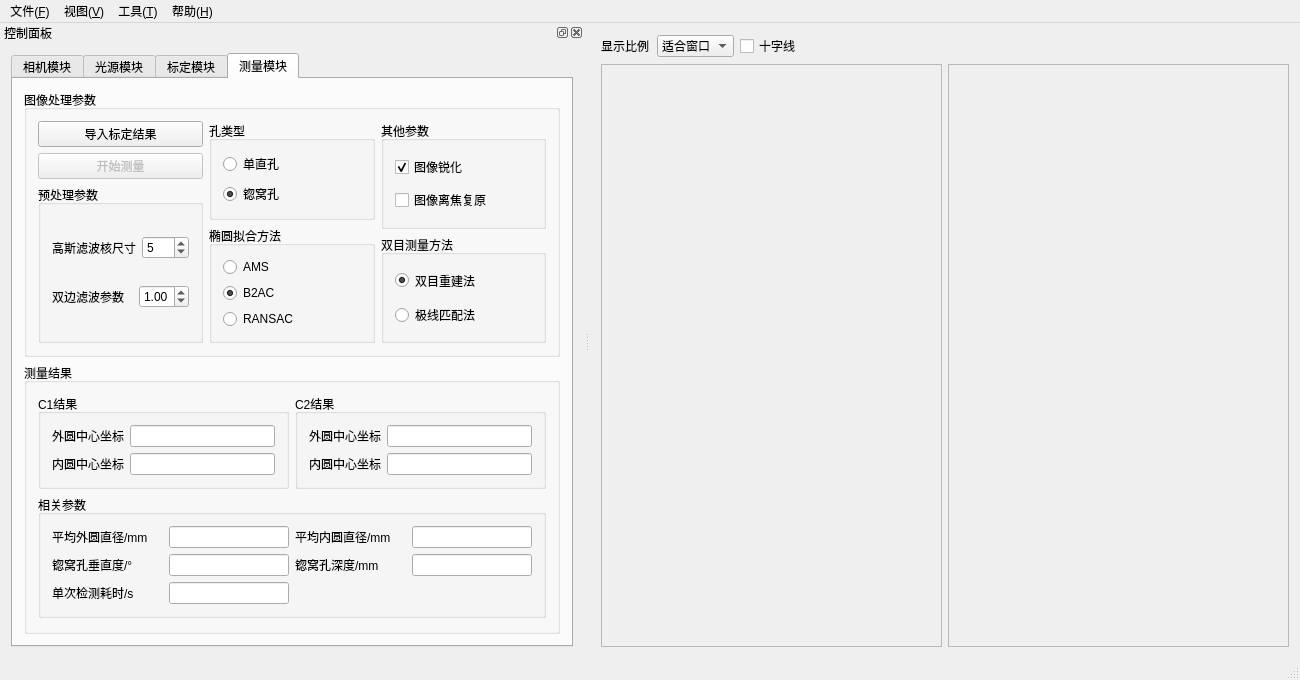
Old version of the form MSVisionQt/MSVisionQt.ui in the repository RotatingSky/MSVision.
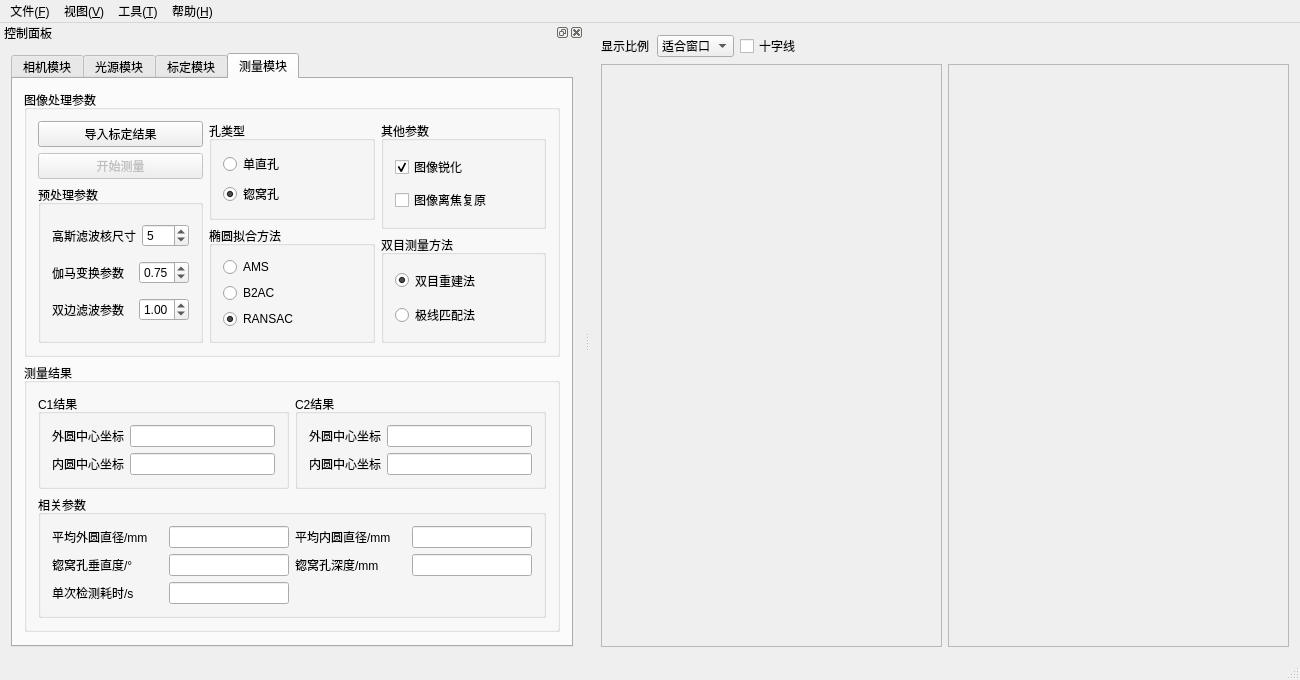
New version of the form. The open tabs and pages were chosen to show the change.

Patch:
```diff
--- a/MSVisionQt/MSVisionQt.ui
+++ b/MSVisionQt/MSVisionQt.ui
@@ -7,7 +7,7 @@
     <x>0</x>
     <y>0</y>
     <width>1300</width>
-    <height>577</height>
+    <height>605</height>
    </rect>
   </property>
   <property name="sizePolicy">
@@ -121,7 +121,7 @@
              <x>0</x>
              <y>0</y>
              <width>352</width>
-             <height>480</height>
+             <height>508</height>
             </rect>
            </property>
            <layout class="QHBoxLayout" name="horizontalLayout">
@@ -165,7 +165,7 @@
              <x>0</x>
              <y>0</y>
              <width>352</width>
-             <height>480</height>
+             <height>508</height>
             </rect>
            </property>
            <layout class="QHBoxLayout" name="horizontalLayout_14">
@@ -246,7 +246,7 @@
    <property name="minimumSize">
     <size>
      <width>560</width>
-     <height>532</height>
+     <height>560</height>
     </size>
    </property>
    <property name="windowTitle">
@@ -873,6 +873,39 @@
                      </item>
                     </layout>
                    </item>
+                   <item>
+                    <layout class="QHBoxLayout" name="horizontalLayout_29">
+                     <item>
+                      <widget class="QLabel" name="label_21">
+                       <property name="text">
+                        <string>伽马变换参数</string>
+                       </property>
+                      </widget>
+                     </item>
+                     <item>
+                      <widget class="QDoubleSpinBox" name="doubleSpinGamma">
+                       <property name="maximumSize">
+                        <size>
+                         <width>50</width>
+                         <height>16777215</height>
+                        </size>
+                       </property>
+                       <property name="minimum">
+                        <double>0.100000000000000</double>
+                       </property>
+                       <property name="maximum">
+                        <double>3.000000000000000</double>
+                       </property>
+                       <property name="singleStep">
+                        <double>0.050000000000000</double>
+                       </property>
+                       <property name="value">
+                        <double>0.750000000000000</double>
+                       </property>
+                      </widget>
+                     </item>
+                    </layout>
+                   </item>
                    <item>
                     <layout class="QHBoxLayout" name="horizontalLayout_20">
                      <item>
@@ -952,7 +985,7 @@
                       <string>B2AC</string>
                      </property>
                      <property name="checked">
-                      <bool>true</bool>
+                      <bool>false</bool>
                      </property>
                     </widget>
                    </item>
@@ -962,7 +995,7 @@
                       <string>RANSAC</string>
                      </property>
                      <property name="checked">
-                      <bool>false</bool>
+                      <bool>true</bool>
                      </property>
                     </widget>
                    </item>
@@ -1405,6 +1438,9 @@
               </layout>
              </widget>
             </item>
+           </layout>
+          </widget>
+         </item>
             <item>
              <spacer name="verticalSpacer_3">
               <property name="orientation">
@@ -1417,9 +1453,6 @@
                </size>
               </property>
              </spacer>
-            </item>
-           </layout>
-          </widget>
          </item>
         </layout>
        </widget>
```
Lines whose indentation alone changed are shown as unchanged.
